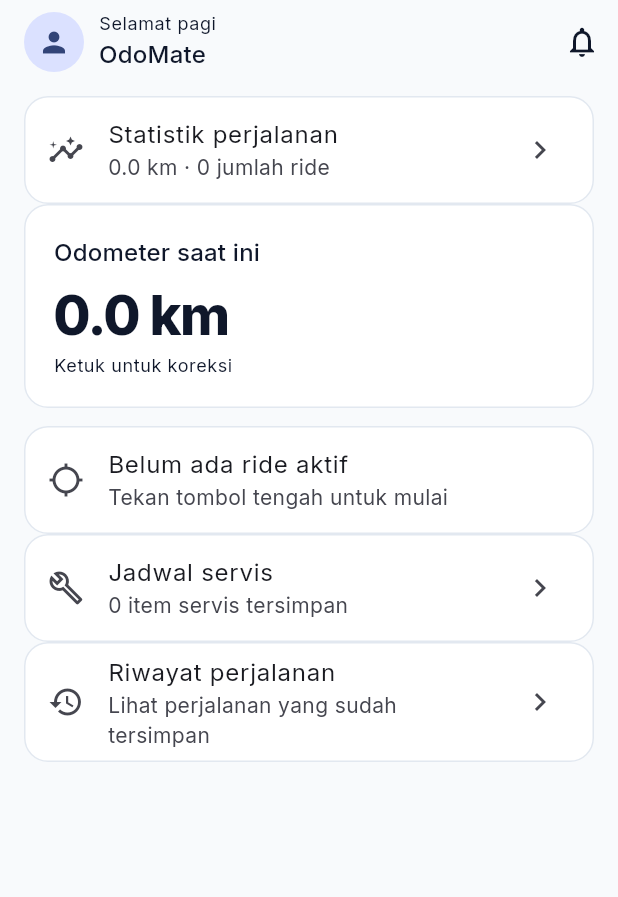
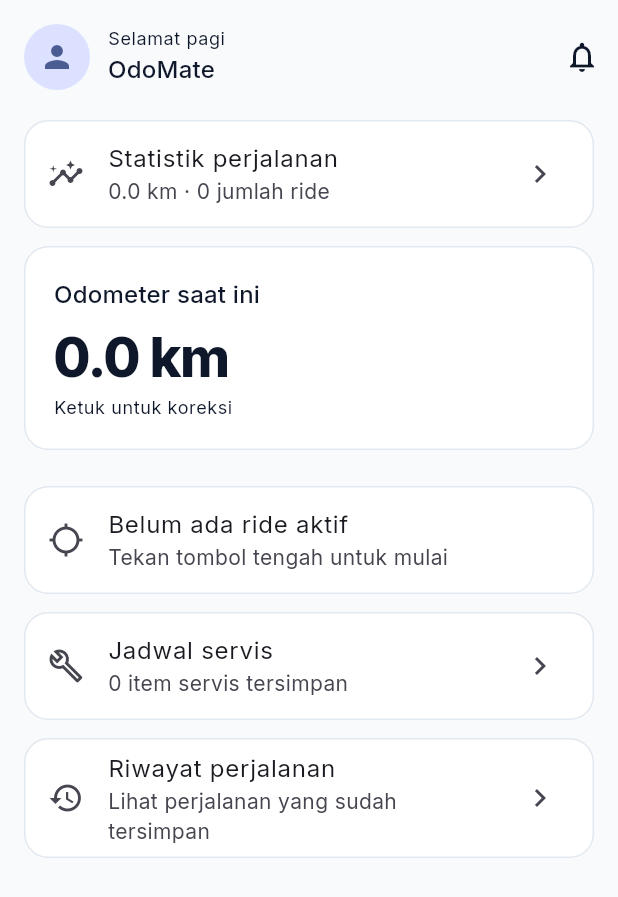
Before and after one commit to RyoFPS/odomate, a Flutter app: the HomeScreen screen opened directly with empty values, on a phone screen of 412 x 824 dp. Shown: the top 897 px of the screen. Run offline on Flutter 3.47's test engine with Material 3 defaults, Android fonts, the light colour scheme and no system bars; our stand-ins replace flutter_local_notifications, geolocator, google_fonts, image_picker, sqflite; accounts and stored records are empty.

Commit message:
style: align dashboard with Stitch

```diff
--- a/lib/src/screens/home_screen.dart
+++ b/lib/src/screens/home_screen.dart
@@ -99,18 +99,24 @@ class _HomeScreenState extends State<HomeScreen> {
         : vehicle?.name ?? 'OdoMate';
     return Scaffold(
       appBar: AppBar(
+        toolbarHeight: 76,
         title: Row(
           children: [
             CircleAvatar(
-              radius: 20,
+              radius: 22,
+              backgroundColor: Theme.of(context).colorScheme.primaryContainer,
               backgroundImage: vehicle?.photoPath == null
                   ? null
                   : FileImage(File(vehicle!.photoPath!)),
               child: vehicle?.photoPath == null
-                  ? const Icon(Icons.person, size: 22)
+                  ? Icon(
+                      Icons.person,
+                      size: 24,
+                      color: Theme.of(context).colorScheme.primary,
+                    )
                   : null,
             ),
-            const SizedBox(width: 10),
+            const SizedBox(width: 12),
             Column(
               crossAxisAlignment: CrossAxisAlignment.start,
               children: [
@@ -134,9 +140,10 @@ class _HomeScreenState extends State<HomeScreen> {
       body: ValueListenableBuilder<RideTrackingState>(
         valueListenable: widget.tracker.state,
         builder: (context, state, child) => ListView(
-          padding: const EdgeInsets.fromLTRB(16, 8, 16, 32),
+          padding: const EdgeInsets.fromLTRB(16, 4, 16, 32),
           children: [
             Card(
+              margin: const EdgeInsets.only(bottom: 12),
               child: ListTile(
                 leading: const Icon(Icons.insights_outlined),
                 title: Text(l10n.t('statistics')),
@@ -149,6 +156,7 @@ class _HomeScreenState extends State<HomeScreen> {
               ),
             ),
             Card(
+              margin: const EdgeInsets.only(bottom: 12),
               child: InkWell(
                 onTap: _correctOdometer,
                 borderRadius: BorderRadius.circular(16),
@@ -182,6 +190,7 @@ class _HomeScreenState extends State<HomeScreen> {
             ),
             const SizedBox(height: 12),
             Card(
+              margin: const EdgeInsets.only(bottom: 12),
               child: ListTile(
                 leading: Icon(
                   state.active ? Icons.gps_fixed : Icons.gps_not_fixed,
@@ -199,6 +208,7 @@ class _HomeScreenState extends State<HomeScreen> {
               ),
             ),
             Card(
+              margin: const EdgeInsets.only(bottom: 12),
               child: ListTile(
                 leading: const Icon(Icons.build_outlined),
                 title: Text(l10n.t('service_schedule')),
@@ -210,6 +220,7 @@ class _HomeScreenState extends State<HomeScreen> {
               ),
             ),
             Card(
+              margin: const EdgeInsets.only(bottom: 12),
               child: ListTile(
                 leading: const Icon(Icons.history),
                 title: Text(l10n.t('trip_history')),
```
Also changed, not shown: 1 other file.
